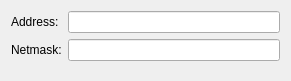
First picture: the form in src/gui/AddressEditor.ui, repository fwbuilder/fwbuilder, before the edit.
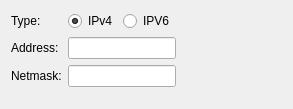
Second picture: the form after the edit.

Commit message: Add interface and add address buttons.

The edit to the form file:
```diff
--- a/src/gui/AddressEditor.ui
+++ b/src/gui/AddressEditor.ui
@@ -6,34 +6,71 @@
    <rect>
     <x>0</x>
     <y>0</y>
-    <width>291</width>
-    <height>81</height>
+    <width>293</width>
+    <height>109</height>
    </rect>
   </property>
   <property name="windowTitle">
    <string>Form</string>
   </property>
   <layout class="QFormLayout" name="formLayout">
+   <property name="fieldGrowthPolicy">
+    <enum>QFormLayout::FieldsStayAtSizeHint</enum>
+   </property>
    <item row="0" column="0">
+    <widget class="QLabel" name="label_3">
+     <property name="text">
+      <string>Type:</string>
+     </property>
+    </widget>
+   </item>
+   <item row="1" column="0">
     <widget class="QLabel" name="label">
      <property name="text">
       <string>Address:</string>
      </property>
     </widget>
    </item>
-   <item row="0" column="1">
+   <item row="1" column="1">
     <widget class="QLineEdit" name="address"/>
    </item>
-   <item row="1" column="0">
+   <item row="2" column="0">
     <widget class="QLabel" name="label_2">
      <property name="text">
       <string>Netmask:</string>
      </property>
     </widget>
    </item>
-   <item row="1" column="1">
+   <item row="2" column="1">
     <widget class="QLineEdit" name="netmask"/>
    </item>
+   <item row="0" column="1">
+    <layout class="QHBoxLayout" name="horizontalLayout_2">
+     <item>
+      <widget class="QRadioButton" name="ipv4">
+       <property name="text">
+        <string>IPv4</string>
+       </property>
+       <property name="checked">
+        <bool>true</bool>
+       </property>
+       <property name="autoExclusive">
+        <bool>false</bool>
+       </property>
+      </widget>
+     </item>
+     <item>
+      <widget class="QRadioButton" name="ipv6">
+       <property name="text">
+        <string>IPV6</string>
+       </property>
+       <property name="autoExclusive">
+        <bool>false</bool>
+       </property>
+      </widget>
+     </item>
+    </layout>
+   </item>
   </layout>
  </widget>
  <resources/>
```
The commit also changes 8 other files.
